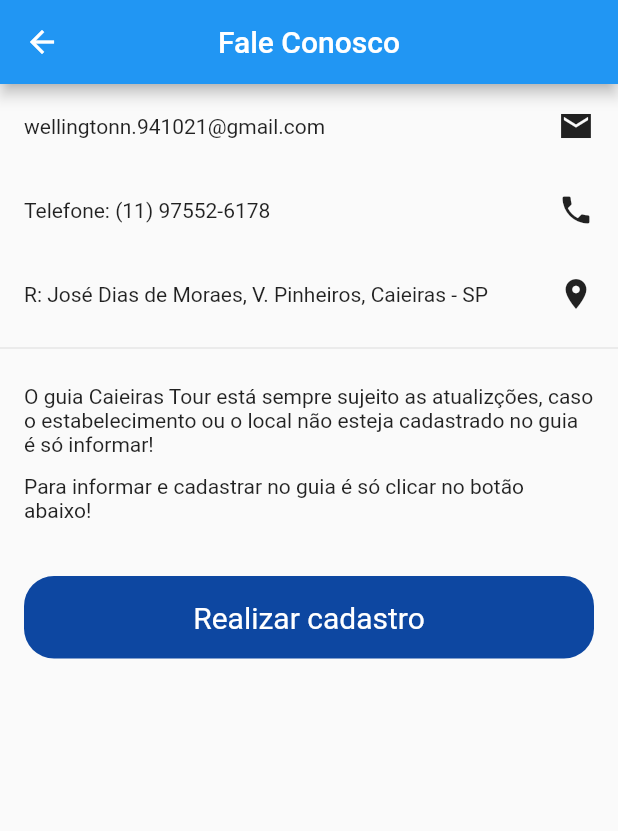
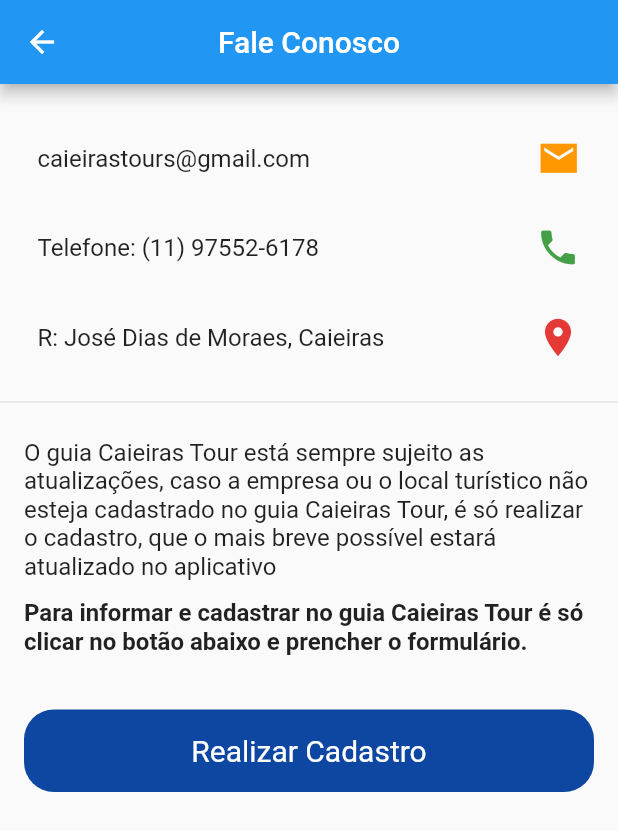
Before and after one commit to alveswellingtonn/guia_turistico, a Flutter app: the screen it shows after launch, in the side drawer, after a tap on "Fale Conosco", on a phone screen of 412 x 824 dp. Shown: the top 831 px of the screen. Run offline on Flutter 3.47's test engine with Material 2 defaults, Android fonts, the phone set to English and light mode, and no system bars; our stand-ins replace carousel_pro, cloud_firestore; accounts and stored records are empty.

Commit message:
Corrigindo layout

```diff
--- a/lib/screens/Fale_Conosco.dart
+++ b/lib/screens/Fale_Conosco.dart
@@ -1,6 +1,7 @@
 import 'package:flutter/cupertino.dart';
 import 'package:flutter/material.dart';
 import 'package:guia_turistico/main.dart';
+import 'package:url_launcher/url_launcher.dart';
 
 class FaleConosco extends StatelessWidget {
 
@@ -11,36 +12,63 @@
         title: Text("Fale Conosco"),
         centerTitle: true,
       ),
-      body: Container(
+      body: SingleChildScrollView(
         child: Column(
           children: <Widget>[
             Container(
-              padding: EdgeInsets.all(16.0),
+              padding: EdgeInsets.fromLTRB(25.0, 35.0, 25.0, 20.0),
               child: Row(
                 mainAxisAlignment: MainAxisAlignment.spaceBetween,
                 children: <Widget>[
-                     Text("wellingtonn.941021@gmail.com"),
-                     Icon(Icons.email_sharp),
+                     Text(
+                       "caieirastours@gmail.com",
+                       style: TextStyle(
+                         fontSize: 16.0,
+                       ),
+                     ),
+                     Icon(
+                       Icons.email_sharp,
+                       size: 29.0,
+                       color: Colors.orange[500],
+                     ),
                 ],
               ),
             ),
             Container(
-              padding: EdgeInsets.all(16.0),
+              padding: EdgeInsets.fromLTRB(25.0, 10.0, 25.0, 20.0),
               child: Row(
                 mainAxisAlignment: MainAxisAlignment.spaceBetween,
                 children: <Widget>[
-                  Text("Telefone: (11) 97552-6178"),
-                  Icon(Icons.local_phone),
+                  Text(
+                    "Telefone: (11) 97552-6178",
+                    style: TextStyle(
+                      fontSize: 16.0
+                    ),
+                  ),
+                  Icon(
+                      Icons.local_phone,
+                    size: 30.0,
+                    color: Colors.green[600],
+                  ),
                 ],
               ),
             ),
             Container(
-              padding: EdgeInsets.all(16.0),
+              padding: EdgeInsets.fromLTRB(25.0, 10.0, 25.0, 20.0),
               child: Row(
                 mainAxisAlignment: MainAxisAlignment.spaceBetween,
                 children: <Widget>[
-                  Text("R: José Dias de Moraes, V. Pinheiros, Caieiras - SP"),
-                  Icon(Icons.location_on_sharp),
+                  Text(
+                    "R: José Dias de Moraes, Caieiras",
+                    style: TextStyle(
+                      fontSize: 16.0
+                    ),
+                  ),
+                  Icon(
+                      Icons.location_on_sharp,
+                    size: 30.0,
+                    color: Colors.red[600],
+                  ),
                 ],
               ),
             ),
@@ -50,18 +78,25 @@
               child: Column(
                 children: <Widget>[
                   Text("O guia Caieiras Tour está sempre sujeito as "
-                      "atualizções, caso o estabelecimento ou o local não "
-                      "esteja cadastrado no guia é só informar!"),
+                      "atualizações, caso a empresa ou o local turístico não "
+                      "esteja cadastrado no guia Caieiras Tour, é só realizar "
+                      "o cadastro, que o mais breve possível estará atualizado no aplicativo",
+                    style: TextStyle(
+                      fontSize: 16.0
+                    ),
+                  ),
                   SizedBox(height: 12.0,),
-                  Text("Para informar e cadastrar no guia é só clicar no botão abaixo!"),
+                  Text("Para informar e cadastrar no guia Caieiras Tour é só "
+                      "clicar no botão abaixo e prencher o formulário.",
+                    style: TextStyle(
+                      fontSize: 16.0, fontWeight: FontWeight.bold
+                    ),
+                  ),
                   SizedBox(height: 36.0,),
-                  Positioned(
-                    left: 16,
-                      right: 16,
-                    bottom: 16,
+                  Container(
                     child: GestureDetector(
                       child: Container(
-                        child: Text("Realizar cadastro",
+                        child: Text("Realizar Cadastro",
                           style: TextStyle(
                             color: Colors.white,
                             fontSize: 20
@@ -74,7 +109,11 @@
                           borderRadius: BorderRadius.circular(20)
                         ),
                       ),
-                      onTap: (){},
+                      onTap: (){
+                        launch("https://docs.google.com/forms/d/e/"
+                            "1FAIpQLSeJr5N-Z5ib2k8U7gLt5z56NpJBcHgyTPWu1FZk1KaIQC7-Xw/"
+                            "viewform?usp=sf_link");
+                      },
                     ),
                   )
                 ],
--- a/lib/screens/Home.dart
+++ b/lib/screens/Home.dart
@@ -27,7 +27,7 @@
   Widget build(BuildContext context) {
     return Scaffold(
      appBar: AppBar(
-       title: Text("Guia Turístico"),
+       title: Text("Caieiras Tour"),
        centerTitle: true,
      ),
      drawer: Drawer(
@@ -43,13 +43,15 @@
                    children: <Widget>[
                      Text("Caieiras Tour",
                        style: TextStyle(
-                           fontSize: 34.0, fontWeight: FontWeight.bold
+                           fontSize: 34.0, fontWeight: FontWeight.bold,
+                         color: Colors.black
                        ),
                      ),
                      SizedBox(height: 20.0,),
                      Text("Olá, Sejam bem-vindos!",
                        style: TextStyle(
-                         fontSize: 18.0, fontWeight: FontWeight.bold
+                         fontSize: 18.0, fontWeight: FontWeight.bold,
+                         color: Colors.grey[800]
                        ),
                      )
                    ],
@@ -59,12 +61,12 @@
                  leading: Icon(
                    Icons.contact_support_sharp,
                    size: 32.0,
-                   color: Colors.grey[700],
+                   color: Colors.black,
                  ),
                  title: Text("Fale Conosco",
                    style: TextStyle(
                      fontSize: 18.0,
-                     color: Colors.black
+                     color: Colors.grey[800]
                    ),
                  ),
                  onTap: (){
@@ -77,12 +79,12 @@
                  leading: Icon(
                    Icons.info_sharp,
                    size: 32.0,
-                   color: Colors.grey[700],
+                   color: Colors.black,
                  ),
                  title: Text("Sobre o App",
                    style: TextStyle(
                        fontSize: 18.0,
-                       color: Colors.black
+                       color: Colors.grey[800]
                    ),
                  ),
                  onTap: (){
--- a/lib/screens/Sobre_App.dart
+++ b/lib/screens/Sobre_App.dart
@@ -9,20 +9,27 @@
         title: Text("Sobre o app"),
         centerTitle: true,
       ),
-      body: Column(
+      body: ListView(
         children: <Widget>[
-          Container(
-            padding: EdgeInsets.all(15.0),
-            height: 350.0,
-            width: 250,
-            child: Image.asset("assets/gps.png"),
+          AspectRatio(
+            aspectRatio: MediaQuery.of(context).size.aspectRatio * 2,
+            child: Container(
+              padding: EdgeInsets.all(6.0),
+              height: 300.0,
+              width: 200,
+              child: Image.asset("assets/icon.png"),
+            ),
           ),
           Container(
-            padding: EdgeInsets.all(15.0),
-            child: Text("O guia Caieiras Tour surgiu com o propósito de reunir o"
-                " maior número possível de informações justamente para facilitar"
-                " os turistas e além disso divulgar os potenciais e futuros "
-                "comércios da região."),
+            padding: EdgeInsets.all(18.0),
+            child: Text("O guia Caieiras Tour surgiu com o propósito de reunir o "
+                "maior número possível de informações justamente para facilitar "
+                "os turistas e além disso divulgar os potenciais e futuros "
+                "comércios da região.",
+              style: TextStyle(
+                fontSize: 17.0,
+              ),
+            ),
           )
         ],
       ),
```
